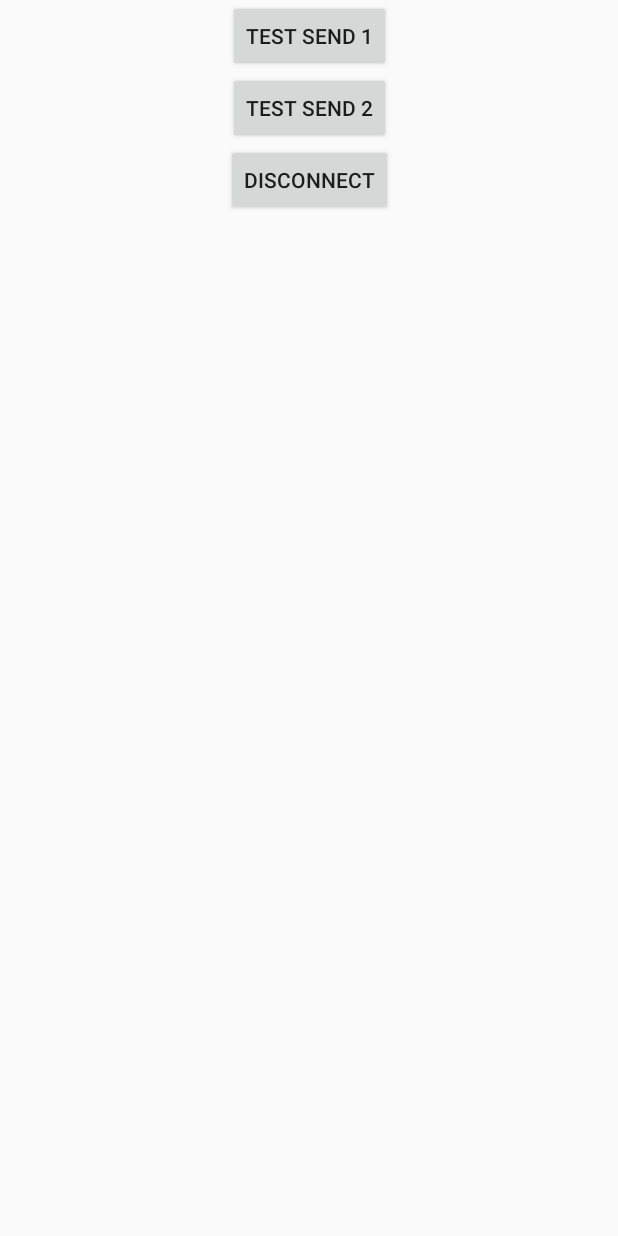
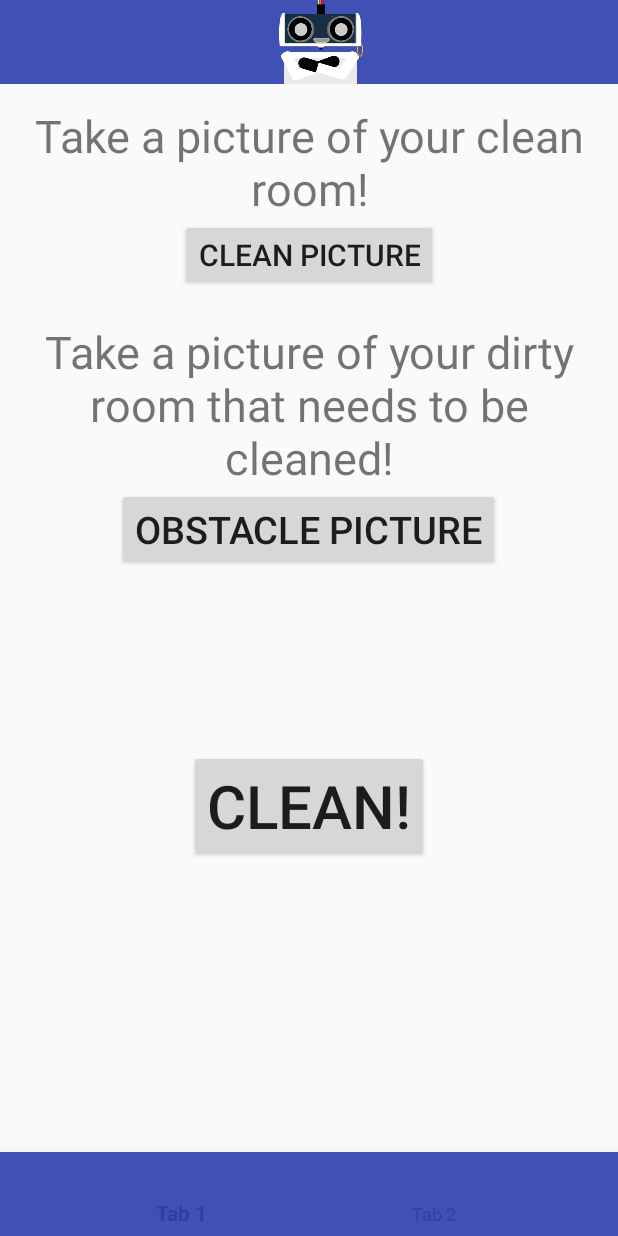
Before and after one commit to Alder9/Mr-SparkClean, an Android app: the ControlActivity screen opened directly, with no data from a screen before it, on a phone screen of 412 x 824 dp. Run offline under Robolectric (Android 15) with nearby library versions, the phone set to English and light mode, and no system bars; 5 statements that could not run were skipped.

Commit message:
Flow from splash to connect to control working now

```diff
--- a/app/src/main/res/layout/activity_main.xml
+++ b/app/src/main/res/layout/activity_main.xml
@@ -32,12 +32,14 @@
             android:layout_width="wrap_content"
             android:layout_height="wrap_content"
             android:src="@drawable/ic_sparki_logo"
-            android:layout_gravity="center"/>
+            android:layout_gravity="center"
+            android:layout_marginTop="20dp"/>
 
         <Button
             android:id="@+id/sparkibutton"
             android:text="Connect to Sparki!"
-            android:layout_marginTop="50dp"
+            android:textSize="25sp"
+            android:layout_marginTop="70dp"
             android:layout_width="wrap_content"
             android:layout_height="wrap_content"
             android:layout_gravity="bottom|center"/>
--- a/app/src/main/res/layout/control_layout.xml
+++ b/app/src/main/res/layout/control_layout.xml
@@ -4,30 +4,84 @@
     android:layout_height="match_parent"
     xmlns:app="http://schemas.android.com/apk/res-auto">
 
-    <Button
-        android:id="@+id/control_test_send_1"
-        android:layout_width="wrap_content"
+    <android.support.v7.widget.Toolbar
+        android:id="@+id/my_toolbar"
+        android:layout_width="match_parent"
+        android:layout_height="?attr/actionBarSize"
+        android:background="@color/colorPrimary"
+        android:theme="@style/ThemeOverlay.AppCompat.ActionBar"
+        app:popupTheme="@style/ThemeOverlay.AppCompat.Light">
+        <LinearLayout
             android:layout_height="wrap_content"
-        android:text="Test send 1"
-        app:layout_constraintLeft_toLeftOf="parent"
-        app:layout_constraintRight_toRightOf="parent"/>
+            android:layout_width="match_parent">
+
+            <ImageView
+                android:id="@+id/toolbar_logo"
+                android:layout_width="match_parent"
+                android:layout_height="wrap_content"
+                android:adjustViewBounds="true"
+                android:src="@drawable/ic_sparki_logo"
+                android:layout_gravity="center"/>
+        </LinearLayout>
+    </android.support.v7.widget.Toolbar>
+
+    <LinearLayout
+        android:layout_width="match_parent"
+        android:layout_height="match_parent"
+        android:orientation="vertical">
+
+        <TextView
+            android:id="@+id/firstExplain"
+            android:layout_width="match_parent"
+            android:layout_height="wrap_content"
+            android:text="@string/cleanExplain"
+            android:layout_marginTop="70dp"
+            android:gravity="center"
+            android:textSize="30sp"/>
 
         <Button
             android:id="@+id/control_test_send_2"
             android:layout_width="wrap_content"
             android:layout_height="wrap_content"
-        android:text="Test send 2"
-        app:layout_constraintLeft_toLeftOf="parent"
-        app:layout_constraintRight_toRightOf="parent"
-        app:layout_constraintTop_toBottomOf="@id/control_test_send_1"/>
+            android:text="Clean Picture"
+            android:textSize="20dp"
+            android:layout_gravity="center"/>
+
+        <TextView
+            android:id="@+id/secondExplain"
+            android:layout_width="match_parent"
+            android:layout_height="wrap_content"
+            android:text="@string/obstacleExplain"
+            android:gravity="center"
+            android:textSize="30sp"
+            android:layout_marginTop="20dp"/>
+
+
+        <Button
+            android:id="@+id/control_test_send_1"
+            android:layout_width="wrap_content"
+            android:layout_height="wrap_content"
+            android:text="Obstacle Picture"
+            android:textSize="25dp"
+            android:layout_gravity="center"/>
 
         <Button
             android:id="@+id/control_led_disconnect"
             android:layout_width="wrap_content"
             android:layout_height="wrap_content"
-        android:text="Disconnect"
-        app:layout_constraintLeft_toLeftOf="parent"
-        app:layout_constraintRight_toRightOf="parent"
-        app:layout_constraintTop_toBottomOf="@id/control_test_send_2"/>
+            android:text="Clean!"
+            android:textSize="40dp"
+            android:layout_marginTop="120dp"
+            android:layout_gravity="center"/>
+    </LinearLayout>
+
+    <android.support.design.widget.BottomNavigationView
+        android:id="@+id/bottom_navigation"
+        android:layout_width="match_parent"
+        android:layout_height="wrap_content"
+        android:background="@color/colorPrimary"
+        app:layout_constraintBottom_toBottomOf="parent"
+        app:menu="@menu/bottom_navigation_items"
+        app:itemTextColor="@color/colorPrimaryDark" />
 
 </android.support.constraint.ConstraintLayout>
--- a/app/src/main/res/values/strings.xml
+++ b/app/src/main/res/values/strings.xml
@@ -2,4 +2,6 @@
     <string name="app_name">Mr-SparkiClean</string>
     <string name="action_settings">Settings</string>
     <string name="mr_sparklean">Mr. Sparklean</string>
+    <string name="cleanExplain">Take a picture of your clean room!</string>
+    <string name="obstacleExplain">Take a picture of your dirty room that needs to be cleaned!</string>
 </resources>
```
Lines whose indentation alone changed are shown as unchanged.
